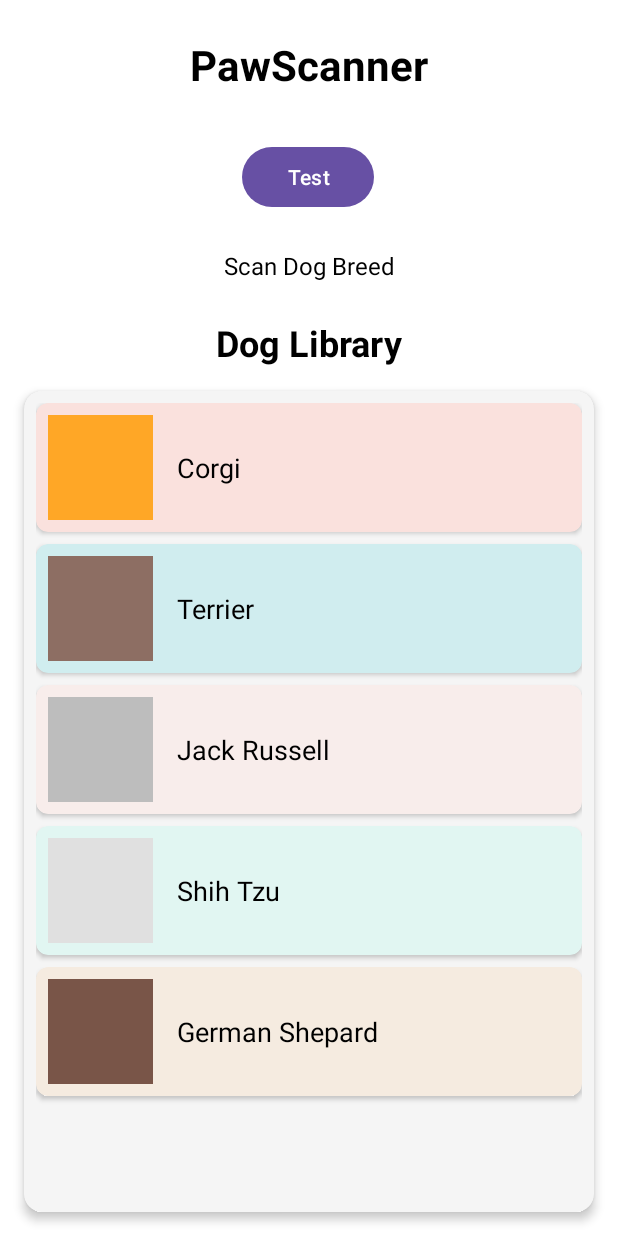
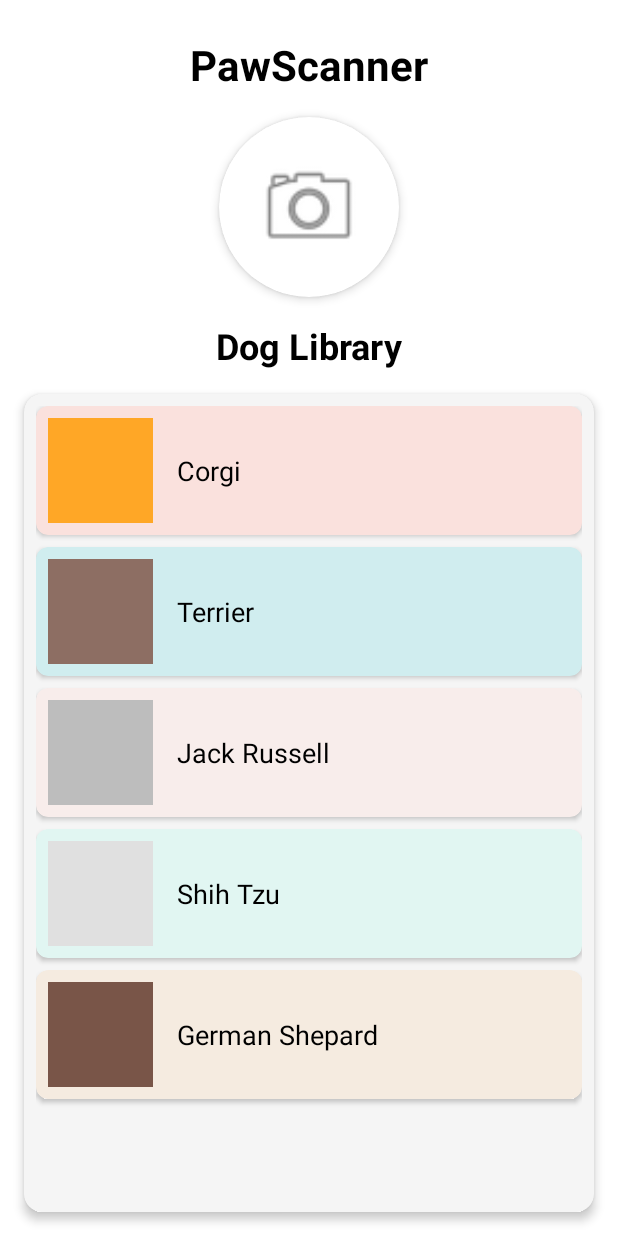
Before and after one commit to baldeoJV/AppDevY3T3, an Android app: the screen it shows after launch (MainActivity), on a phone screen of 412 x 824 dp. Run offline under Robolectric (Android 15) with nearby library versions, the phone set to English and light mode, and no system bars.

```diff
--- a/app/src/main/java/com/example/appdevy3t3/MainActivity.java
+++ b/app/src/main/java/com/example/appdevy3t3/MainActivity.java
@@ -13,7 +13,7 @@ import android.os.Bundle;
 import android.os.Environment;
 import android.provider.MediaStore;
 import android.view.View;
-import android.widget.Button;
+import android.widget.ImageButton;
 import android.widget.Toast;
 
 import java.io.File;
@@ -27,7 +27,7 @@ import android.util.Log;
 
 
 public class MainActivity extends AppCompatActivity {
-    Button btnpicture;
+    ImageButton btnpicture;
     static final int REQUEST_CODE = 22;
     private Uri photoURI;
     private String currentPhotoPath;
@@ -45,15 +45,12 @@ public class MainActivity extends AppCompatActivity {
                     100);
         }
 
-        btnpicture = findViewById(R.id.button);
+        btnpicture = findViewById(R.id.cameraButton);
 
         btnpicture.setOnClickListener(new View.OnClickListener() {
             @Override
             public void onClick(View v) {
                 Intent takePictureIntent = new Intent(MediaStore.ACTION_IMAGE_CAPTURE);
-//                Log.d("CAMERA_CHECK", "Resolved activity: " + takePictureIntent.resolveActivity(getPackageManager()));
-//                if (takePictureIntent.resolveActivity(getPackageManager()) != null) { }
-                Toast.makeText(MainActivity.this, "Works", Toast.LENGTH_SHORT).show();
                 File photoFile = null;
                 try {
                     photoFile = createImageFile();
@@ -69,7 +66,6 @@ public class MainActivity extends AppCompatActivity {
                     takePictureIntent.putExtra(MediaStore.EXTRA_OUTPUT, photoURI);
                     startActivityForResult(takePictureIntent, REQUEST_CODE);
                 }
-
             }
         });
 
--- a/app/src/main/res/layout/activity_main.xml
+++ b/app/src/main/res/layout/activity_main.xml
@@ -6,6 +6,7 @@
     android:layout_width="match_parent"
     android:layout_height="match_parent"
     android:background="#FFFFFF">
+
     <!-- App Title -->
     <TextView
         android:id="@+id/appTitle"
@@ -20,47 +21,48 @@
         app:layout_constraintStart_toStartOf="parent"
         app:layout_constraintTop_toTopOf="parent" />
 
-<!--    <TextView-->
-<!--        android:id="@+id/text"-->
-<!--        android:layout_width="wrap_content"-->
-<!--        android:layout_height="wrap_content"-->
-<!--        android:text="Click on the camera button to start the camera"-->
-<!--    />-->
+    <!-- Camera Icon with Ripple Effect -->
+    <androidx.cardview.widget.CardView
+        android:id="@+id/cameraCard"
+        android:layout_width="120dp"
+        android:layout_height="120dp"
+        android:layout_marginTop="16dp"
+        app:cardCornerRadius="60dp"
+        app:cardElevation="4dp"
+        app:layout_constraintEnd_toEndOf="parent"
+        app:layout_constraintStart_toStartOf="parent"
+        app:layout_constraintTop_toBottomOf="@id/appTitle">
 
-
-    <!-- Camera Icon with Ripple Effect -->
-
+        <ImageButton
+            android:id="@+id/cameraButton"
+            android:layout_width="match_parent"
+            android:layout_height="match_parent"
+            android:background="?attr/selectableItemBackgroundBorderless"
+            android:contentDescription="Open Camera"
+            android:padding="24dp"
+            android:scaleType="fitCenter"
+            android:src="@android:drawable/ic_menu_camera" />
+    </androidx.cardview.widget.CardView>
     <!-- Camera Text -->
 
 
     <!-- Dog Library Title -->
-    <TextView
-        android:id="@+id/cameraText"
-        android:layout_width="wrap_content"
-        android:layout_height="wrap_content"
-        android:layout_marginTop="24dp"
-        android:text="Scan Dog Breed"
-        android:textColor="#000000"
-        android:textSize="16sp"
-        app:layout_constraintEnd_toEndOf="parent"
-        app:layout_constraintStart_toStartOf="parent"
-        app:layout_constraintTop_toBottomOf="@+id/button" />
 
+
+    <!-- Dog Library ScrollView -->
     <TextView
         android:id="@+id/libraryTitle"
         android:layout_width="wrap_content"
         android:layout_height="wrap_content"
-        android:layout_marginTop="24dp"
+        android:layout_marginTop="16dp"
         android:text="Dog Library"
         android:textColor="#000000"
         android:textSize="24sp"
         android:textStyle="bold"
         app:layout_constraintEnd_toEndOf="parent"
         app:layout_constraintStart_toStartOf="parent"
-        app:layout_constraintTop_toBottomOf="@id/cameraText" />
+        app:layout_constraintTop_toBottomOf="@+id/cameraCard" />
 
-
-    <!-- Dog Library ScrollView -->
     <androidx.cardview.widget.CardView
         android:layout_width="match_parent"
         android:layout_height="0dp"
@@ -252,16 +254,5 @@
         </androidx.core.widget.NestedScrollView>
     </androidx.cardview.widget.CardView>
 
-    <Button
-        android:id="@+id/button"
-        android:layout_width="wrap_content"
-        android:layout_height="wrap_content"
-        android:layout_marginTop="32dp"
-        android:text="Test"
-        app:layout_constraintEnd_toEndOf="parent"
-        app:layout_constraintHorizontal_bias="0.498"
-        app:layout_constraintStart_toStartOf="parent"
-        app:layout_constraintTop_toBottomOf="@+id/appTitle" />
-
 
 </androidx.constraintlayout.widget.ConstraintLayout>
```
Also changed, not shown: app/src/main/java/com/example/appdevy3t3/BreedResults.java (+75 -1 lines), app/src/main/res/layout/activity_breed_results.xml (+28 -5 lines).
